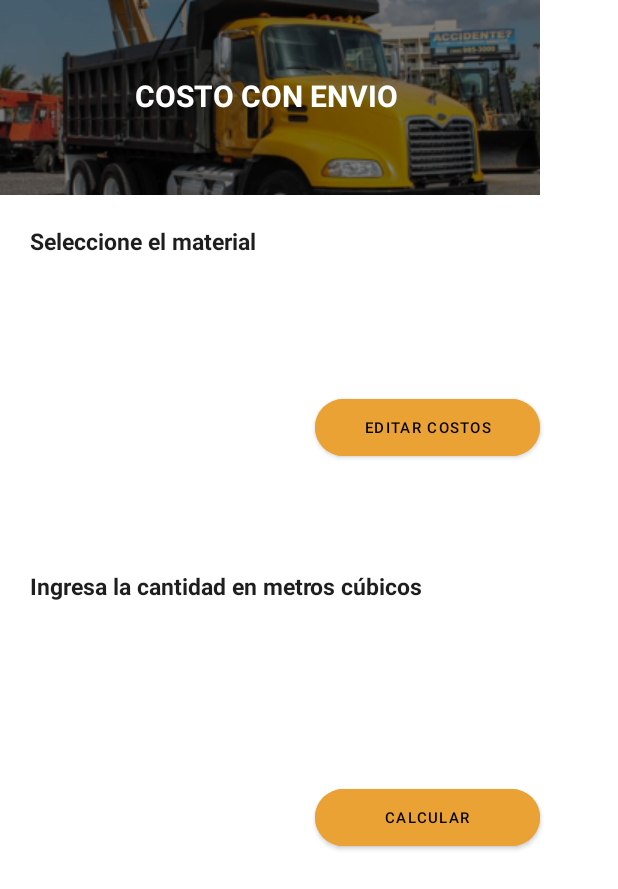
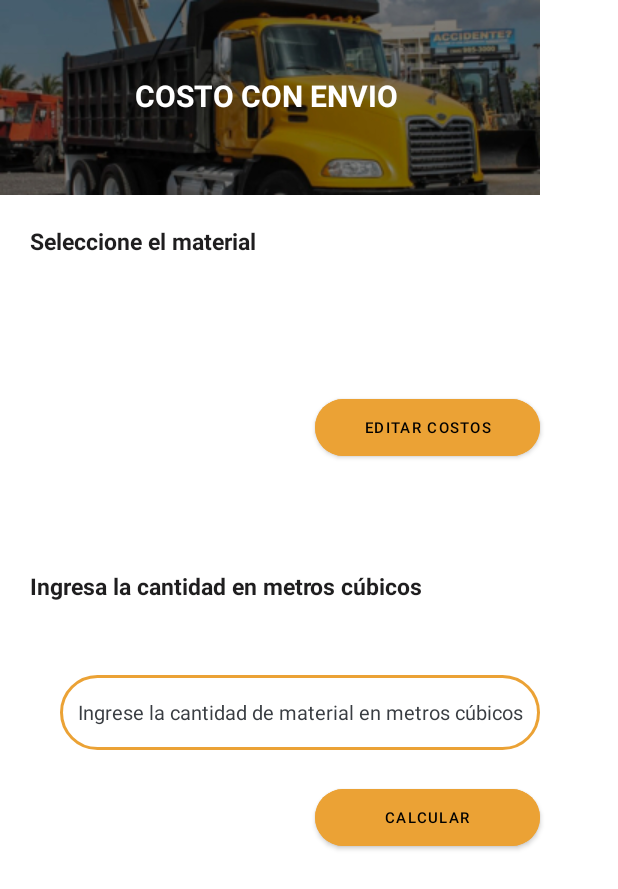
Before and after one commit to MelanyGomez/MaterialApp, an Android app: the costo_con_envio screen opened directly, with no data from a screen before it, on a phone screen of 412 x 824 dp. Shown: the top 889 px of the screen. Run offline under Robolectric (Android 15) with nearby library versions, the phone set to English and light mode, and no system bars.

Commit message:
Third Commit

```diff
--- a/app/src/main/res/layout/activity_costo_con_envio.xml
+++ b/app/src/main/res/layout/activity_costo_con_envio.xml
@@ -68,6 +68,22 @@
         android:textColor="@color/black1"
         app:layout_constraintStart_toStartOf="parent"
         app:layout_constraintTop_toTopOf="parent" />
+    <EditText
+        android:id="@+id/et_cantidad_material_CENV"
+        android:layout_width="320dp"
+        android:layout_height="50dp"
+        android:layout_marginTop="450dp"
+        android:layout_marginStart="40dp"
+        android:ems="10"
+        android:inputType="number"
+        android:hint="Ingrese la cantidad de material en metros cúbicos"
+        android:textColor="@color/black"
+        android:gravity="center"
+        android:textSize="13dp"
+        android:textColorHint="@color/gray3"
+        android:background="@drawable/format_field"
+        app:layout_constraintStart_toStartOf="parent"
+        app:layout_constraintTop_toTopOf="parent" />
     <Button
         android:id="@+id/buCal"
         android:layout_width="150dp"
--- a/app/src/main/res/layout/activity_editar_costo_materiales.xml
+++ b/app/src/main/res/layout/activity_editar_costo_materiales.xml
@@ -53,15 +53,14 @@
         android:layout_marginStart="40dp"
         android:ems="10"
         android:inputType="number"
-        android:hint="Ingrese el nombre del material"
+        android:hint="Ingrese el costo del material por metro cúbico"
         android:textColor="@color/black"
         android:gravity="center"
         android:textSize="13dp"
         android:textColorHint="@color/gray3"
         android:background="@drawable/format_field"
         app:layout_constraintStart_toStartOf="parent"
-        app:layout_constraintTop_toTopOf="parent"
-        />
+        app:layout_constraintTop_toTopOf="parent" />
 
     <Button
         android:id="@+id/button3"
```
Also changed, not shown: app/src/main/res/layout/activity_costo_sin_envio.xml (+16 -0 lines).
